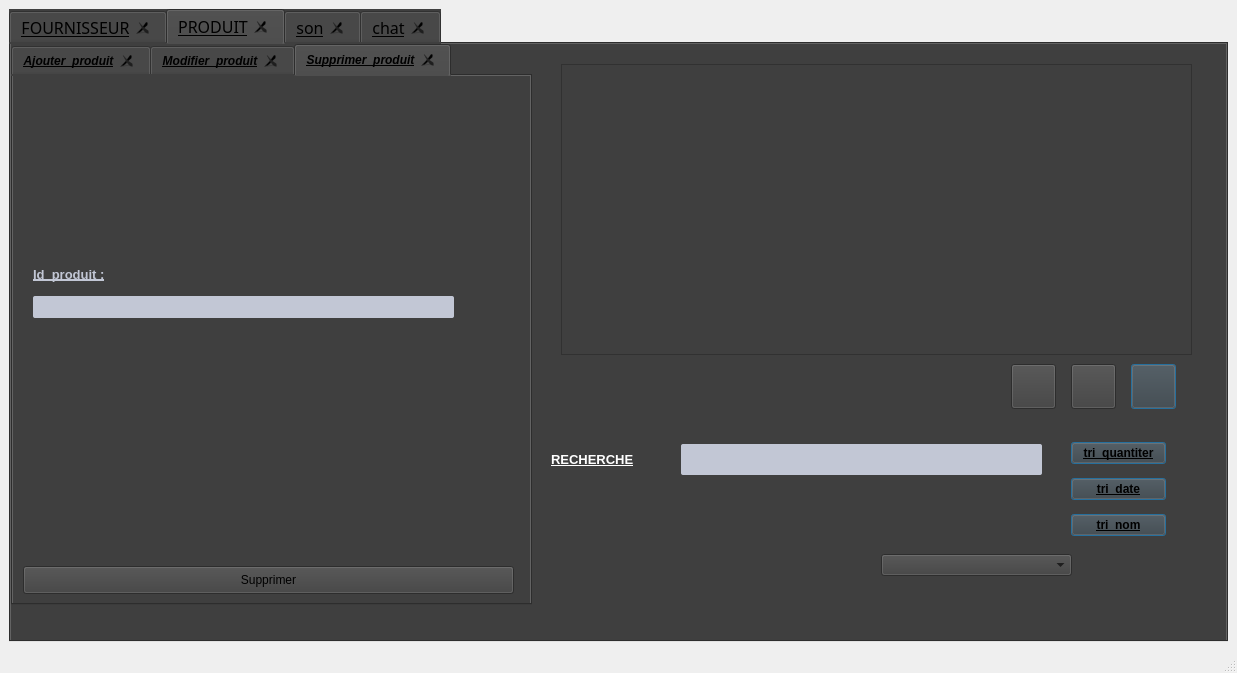
This is Desktop/projet c++/gra/mainwindow.ui in boubakri-ch/Smart_Factory_2A5 as Qt 5 draws it before an edit. The edited form follows.
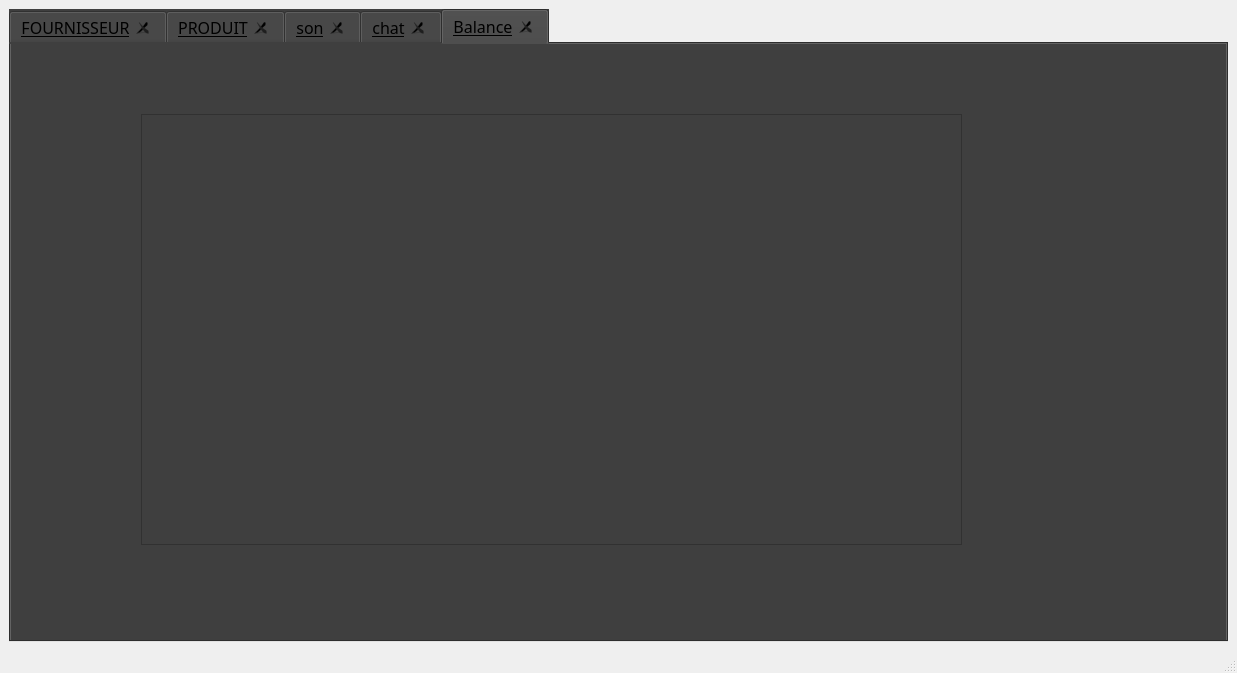
This is the edited form. Icons and pictures are not drawn.

Patch:
```diff
--- a/Desktop/projet c++/gra/mainwindow.ui
+++ b/Desktop/projet c++/gra/mainwindow.ui
@@ -46,7 +46,7 @@
        <enum>QTabWidget::Rounded</enum>
       </property>
       <property name="currentIndex">
-       <number>1</number>
+       <number>4</number>
       </property>
       <property name="documentMode">
        <bool>false</bool>
@@ -1912,6 +1912,21 @@
         </item>
        </layout>
       </widget>
+      <widget class="QWidget" name="tab_11">
+       <attribute name="title">
+        <string>Balance</string>
+       </attribute>
+       <widget class="QTableView" name="ard">
+        <property name="geometry">
+         <rect>
+          <x>130</x>
+          <y>70</y>
+          <width>821</width>
+          <height>431</height>
+         </rect>
+        </property>
+       </widget>
+      </widget>
      </widget>
     </item>
    </layout>
```
